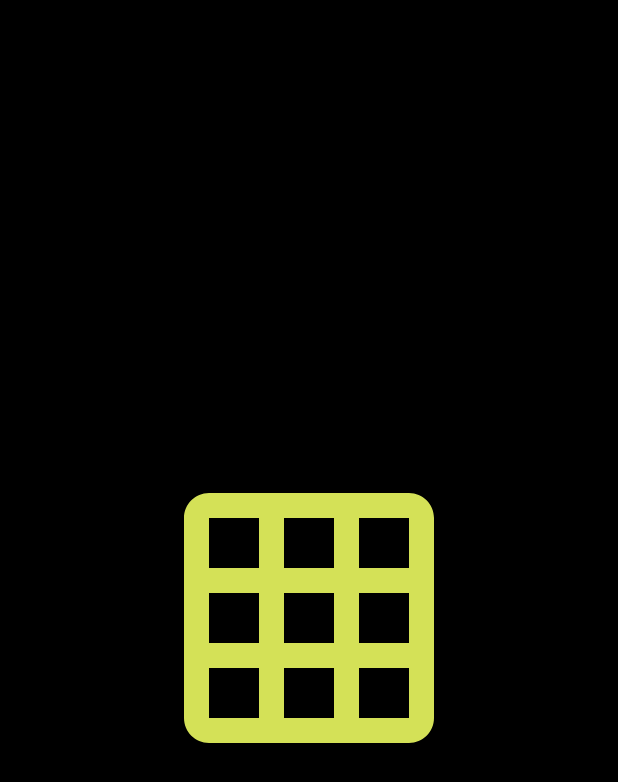
After one commit to KartikeySharma/GridViz, an Android app: the SplashActivity screen opened directly, with no data from a screen before it, on a phone screen of 412 x 824 dp. The commit adds this screen. Shown: the top 782 px of the screen. Run offline under Robolectric (Android 15) with nearby library versions, the phone set to English and light mode, and no system bars.

Commit message:
add splash activity

```diff
--- a/app/src/main/AndroidManifest.xml
+++ b/app/src/main/AndroidManifest.xml
@@ -9,13 +9,15 @@
         android:roundIcon="@mipmap/ic_launcher_round"
         android:supportsRtl="true"
         android:theme="@style/Theme.PathfindingVisualizer">
-        <activity android:name="com.example.gridvisualiser.MainActivity">
+        <activity android:name=".SplashActivity">
             <intent-filter>
                 <action android:name="android.intent.action.MAIN" />
 
                 <category android:name="android.intent.category.LAUNCHER" />
             </intent-filter>
         </activity>
+        <activity android:name=".MainActivity">
+        </activity>
     </application>
 
 </manifest>
--- /dev/null
+++ b/app/src/main/java/com/example/gridvisualiser/SplashActivity.kt
@@ -0,0 +1,19 @@
+package com.example.gridvisualiser
+
+import android.content.Intent
+import androidx.appcompat.app.AppCompatActivity
+import android.os.Bundle
+import android.os.Handler
+
+class SplashActivity : AppCompatActivity() {
+    override fun onCreate(savedInstanceState: Bundle?) {
+        super.onCreate(savedInstanceState)
+        setContentView(R.layout.activity_splash)
+
+        var SPLASH_TIME_OUT= 2000
+        Handler().postDelayed({
+            startActivity(Intent(this,MainActivity::class.java))
+            finish()
+        }, SPLASH_TIME_OUT.toLong())
+    }
+}
--- a/app/src/main/java/com/example/gridvisualiser/ui/PathGrid.kt
+++ b/app/src/main/java/com/example/gridvisualiser/ui/PathGrid.kt
@@ -152,7 +152,7 @@ class PathGrid(context: Context?, attrs: AttributeSet?) : View(context, attrs) {
                     ((i * cellSize) - 5.toFloat())
                 )
 
-                val cornersRadius = 20
+                val cornersRadius = 15
                 canvas.drawRoundRect(
                     rectF,  // rect
                     cornersRadius.toFloat(),  // rx
--- /dev/null
+++ b/app/src/main/res/drawable/ic_baseline_grid_on_24.xml
@@ -0,0 +1,5 @@
+<vector android:height="24dp" android:tint="#D4E157"
+    android:viewportHeight="24" android:viewportWidth="24"
+    android:width="24dp" xmlns:android="http://schemas.android.com/apk/res/android">
+    <path android:fillColor="@android:color/white" android:pathData="M20,2L4,2c-1.1,0 -2,0.9 -2,2v16c0,1.1 0.9,2 2,2h16c1.1,0 2,-0.9 2,-2L22,4c0,-1.1 -0.9,-2 -2,-2zM8,20L4,20v-4h4v4zM8,14L4,14v-4h4v4zM8,8L4,8L4,4h4v4zM14,20h-4v-4h4v4zM14,14h-4v-4h4v4zM14,8h-4L10,4h4v4zM20,20h-4v-4h4v4zM20,14h-4v-4h4v4zM20,8h-4L16,4h4v4z"/>
+</vector>
--- /dev/null
+++ b/app/src/main/res/layout/activity_splash.xml
@@ -0,0 +1,16 @@
+<?xml version="1.0" encoding="utf-8"?>
+<RelativeLayout xmlns:android="http://schemas.android.com/apk/res/android"
+    xmlns:tools="http://schemas.android.com/tools"
+    android:layout_width="match_parent"
+    android:layout_height="match_parent"
+    android:background="@color/black"
+    tools:context=".SplashActivity">
+
+    <ImageView
+        android:id="@+id/splashlogo"
+        android:layout_width="200dp"
+        android:layout_height="200dp"
+        android:layout_centerInParent="true"
+        android:src="@drawable/ic_baseline_grid_on_24" />
+
+</RelativeLayout>
```
